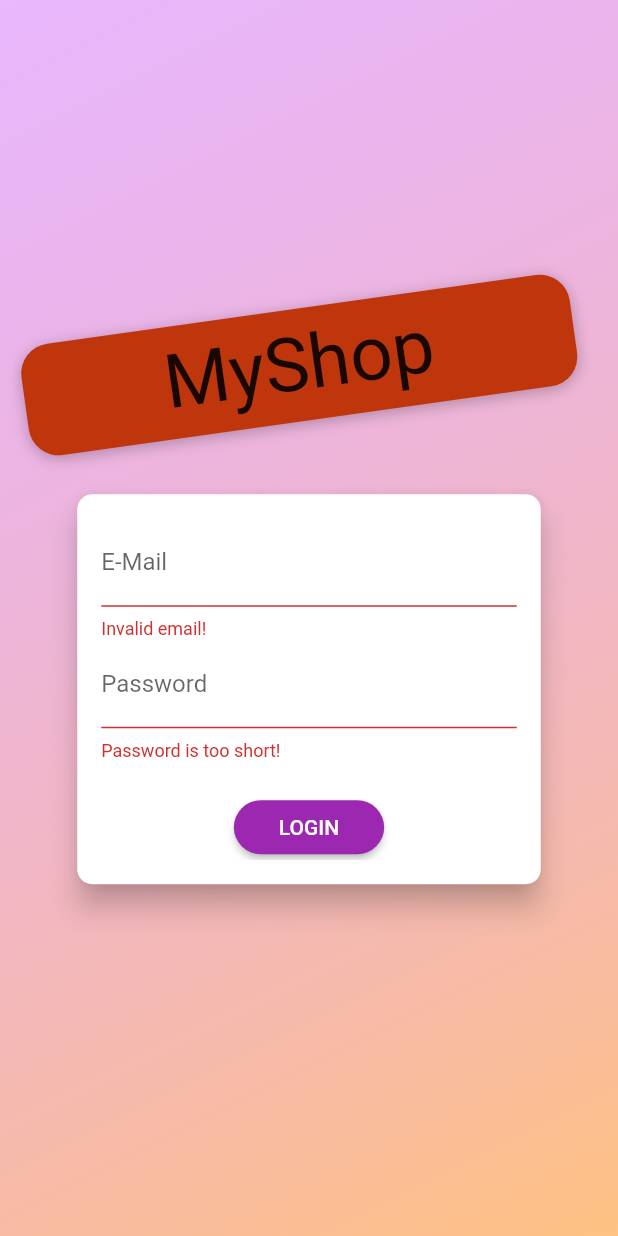
After one commit to aravindsputhoor/shopapp_flutter, a Flutter app: the AuthScreen screen opened directly, after a tap on "LOGIN", on a phone screen of 412 x 824 dp. The commit adds this screen. Run offline on Flutter 3.47's test engine with Material 2 defaults, Android fonts, the phone set to English and light mode, and no system bars; network calls fail; Roboto replaces fonts that are missing (Anton).

Commit message:
Auth Start

```diff
--- a/lib/main.dart
+++ b/lib/main.dart
@@ -1,6 +1,8 @@
+import 'package:MyShop/providers/auth.dart';
 import 'package:MyShop/providers/cart.dart';
 import 'package:MyShop/providers/orders.dart';
 import 'package:MyShop/providers/products.dart';
+import 'package:MyShop/screens/auth_screen.dart';
 import 'package:MyShop/screens/edit_product_screen.dart';
 import 'package:MyShop/screens/orders_screen.dart';
 import 'package:MyShop/screens/product_detail_screen.dart';
@@ -19,6 +21,9 @@ class MyApp extends StatelessWidget {
     return MultiProvider(
       providers: [
         ChangeNotifierProvider(
+          create: (ctx) => Auth(),
+        ),
+        ChangeNotifierProvider(
           create: (ctx) => Products(),
         ),
         ChangeNotifierProvider(
@@ -34,6 +39,7 @@ class MyApp extends StatelessWidget {
           primarySwatch: Colors.purple,
           accentColor: Colors.orange,
         ),
+        // home: AuthScreen(),
         home: ProductsOverviewScreen(),
         routes: {
           ProductDetailScreen.routeName: (ctx) => ProductDetailScreen(),
--- /dev/null
+++ b/lib/providers/auth.dart
@@ -0,0 +1,39 @@
+import 'dart:convert';
+
+import 'package:flutter/widgets.dart';
+import 'package:http/http.dart' as http;
+
+class Auth with ChangeNotifier {
+  String _token;
+  DateTime _expiryDate;
+  String _userId;
+
+  Future<void> _authenticate(
+      String email, String password, String urlSegment) async {
+    try {
+      final url =
+          'https://identitytoolkit.googleapis.com/v1/accounts:$urlSegment?key=AIzaSyAs4dLsSLR9OZvydKl6yhrJy1SnAj69PVE';
+      final response = await http.post(
+        url,
+        body: jsonEncode({
+          'email': email,
+          'password': password,
+          'returnSecureToken': true,
+        }),
+      );
+
+      final responseData = json.decode(response.body);
+      if (responseData['error'] != null) {}
+    } catch (error) {
+      throw error;
+    }
+  }
+
+  Future<void> signup(String email, String password) async {
+    return _authenticate(email, password, 'signUp');
+  }
+
+  Future<void> login(String email, String password) async {
+    return _authenticate(email, password, 'signInWithPassword');
+  }
+}
--- a/lib/providers/products.dart
+++ b/lib/providers/products.dart
@@ -101,7 +101,11 @@ class Products with ChangeNotifier {
     try {
       final response = await http.get(url);
       // print(json.decode(response.body));
+      // print('object');
       final extractedData = json.decode(response.body) as Map<String, dynamic>;
+      if (extractedData == null) {
+        return;
+      }
       final List<Product> loadedProducts = [];
       extractedData.forEach((productId, prodData) {
         loadedProducts.add(Product(
--- /dev/null
+++ b/lib/screens/auth_screen.dart
@@ -0,0 +1,233 @@
+import 'dart:math';
+
+import 'package:MyShop/providers/auth.dart';
+import 'package:flutter/material.dart';
+import 'package:provider/provider.dart';
+
+enum AuthMode { Signup, Login }
+
+class AuthScreen extends StatelessWidget {
+  static const routeName = '/auth';
+
+  @override
+  Widget build(BuildContext context) {
+    final deviceSize = MediaQuery.of(context).size;
+    // final transformConfig = Matrix4.rotationZ(-8 * pi / 180);
+    // transformConfig.translate(-10.0);
+    return Scaffold(
+      // resizeToAvoidBottomInset: false,
+      body: Stack(
+        children: <Widget>[
+          Container(
+            decoration: BoxDecoration(
+              gradient: LinearGradient(
+                colors: [
+                  Color.fromRGBO(215, 117, 255, 1).withOpacity(0.5),
+                  Color.fromRGBO(255, 188, 117, 1).withOpacity(0.9),
+                ],
+                begin: Alignment.topLeft,
+                end: Alignment.bottomRight,
+                stops: [0, 1],
+              ),
+            ),
+          ),
+          SingleChildScrollView(
+            child: Container(
+              height: deviceSize.height,
+              width: deviceSize.width,
+              child: Column(
+                mainAxisAlignment: MainAxisAlignment.center,
+                crossAxisAlignment: CrossAxisAlignment.center,
+                children: <Widget>[
+                  Flexible(
+                    child: Container(
+                      margin: EdgeInsets.only(bottom: 20.0),
+                      padding:
+                          EdgeInsets.symmetric(vertical: 8.0, horizontal: 94.0),
+                      transform: Matrix4.rotationZ(-8 * pi / 180)
+                        ..translate(-10.0),
+                      // ..translate(-10.0),
+                      decoration: BoxDecoration(
+                        borderRadius: BorderRadius.circular(20),
+                        color: Colors.deepOrange.shade900,
+                        boxShadow: [
+                          BoxShadow(
+                            blurRadius: 8,
+                            color: Colors.black26,
+                            offset: Offset(0, 2),
+                          )
+                        ],
+                      ),
+                      child: Text(
+                        'MyShop',
+                        style: TextStyle(
+                          color:
+                              Theme.of(context).accentTextTheme.headline6.color,
+                          fontSize: 50,
+                          fontFamily: 'Anton',
+                          fontWeight: FontWeight.normal,
+                        ),
+                      ),
+                    ),
+                  ),
+                  Flexible(
+                    flex: deviceSize.width > 600 ? 2 : 1,
+                    child: AuthCard(),
+                  ),
+                ],
+              ),
+            ),
+          ),
+        ],
+      ),
+    );
+  }
+}
+
+class AuthCard extends StatefulWidget {
+  const AuthCard({
+    Key key,
+  }) : super(key: key);
+
+  @override
+  _AuthCardState createState() => _AuthCardState();
+}
+
+class _AuthCardState extends State<AuthCard> {
+  final GlobalKey<FormState> _formKey = GlobalKey();
+  AuthMode _authMode = AuthMode.Login;
+  Map<String, String> _authData = {
+    'email': '',
+    'password': '',
+  };
+  var _isLoading = false;
+  final _passwordController = TextEditingController();
+
+  Future<void> _submit() async {
+    if (!_formKey.currentState.validate()) {
+      // Invalid!
+      return;
+    }
+    _formKey.currentState.save();
+    setState(() {
+      _isLoading = true;
+    });
+    if (_authMode == AuthMode.Login) {
+      // Log user in
+      await Provider.of<Auth>(context, listen: false)
+          .login(_authData['email'], _authData['password']);
+    } else {
+      // Sign user up
+      await Provider.of<Auth>(context, listen: false)
+          .signup(_authData['email'], _authData['password']);
+    }
+    setState(() {
+      _isLoading = false;
+    });
+  }
+
+  void _switchAuthMode() {
+    if (_authMode == AuthMode.Login) {
+      setState(() {
+        _authMode = AuthMode.Signup;
+      });
+    } else {
+      setState(() {
+        _authMode = AuthMode.Login;
+      });
+    }
+  }
+
+  @override
+  Widget build(BuildContext context) {
+    final deviceSize = MediaQuery.of(context).size;
+    return Card(
+      shape: RoundedRectangleBorder(
+        borderRadius: BorderRadius.circular(10.0),
+      ),
+      elevation: 8.0,
+      child: Container(
+        height: _authMode == AuthMode.Signup ? 320 : 260,
+        constraints:
+            BoxConstraints(minHeight: _authMode == AuthMode.Signup ? 320 : 260),
+        width: deviceSize.width * 0.75,
+        padding: EdgeInsets.all(16.0),
+        child: Form(
+          key: _formKey,
+          child: SingleChildScrollView(
+            child: Column(
+              children: <Widget>[
+                TextFormField(
+                  decoration: InputDecoration(labelText: 'E-Mail'),
+                  keyboardType: TextInputType.emailAddress,
+                  validator: (value) {
+                    if (value.isEmpty || !value.contains('@')) {
+                      return 'Invalid email!';
+                    }
+                    return null;
+                    return null;
+                  },
+                  onSaved: (value) {
+                    _authData['email'] = value;
+                  },
+                ),
+                TextFormField(
+                  decoration: InputDecoration(labelText: 'Password'),
+                  obscureText: true,
+                  controller: _passwordController,
+                  validator: (value) {
+                    if (value.isEmpty || value.length < 5) {
+                      return 'Password is too short!';
+                    }
+                  },
+                  onSaved: (value) {
+                    _authData['password'] = value;
+                  },
+                ),
+                if (_authMode == AuthMode.Signup)
+                  TextFormField(
+                    enabled: _authMode == AuthMode.Signup,
+                    decoration: InputDecoration(labelText: 'Confirm Password'),
+                    obscureText: true,
+                    validator: _authMode == AuthMode.Signup
+                        ? (value) {
+                            if (value != _passwordController.text) {
+                              return 'Passwords do not match!';
+                            }
+                          }
+                        : null,
+                  ),
+                SizedBox(
+                  height: 20,
+                ),
+                if (_isLoading)
+                  CircularProgressIndicator()
+                else
+                  RaisedButton(
+                    child:
+                        Text(_authMode == AuthMode.Login ? 'LOGIN' : 'SIGN UP'),
+                    onPressed: _submit,
+                    shape: RoundedRectangleBorder(
+                      borderRadius: BorderRadius.circular(30),
+                    ),
+                    padding:
+                        EdgeInsets.symmetric(horizontal: 30.0, vertical: 8.0),
+                    color: Theme.of(context).primaryColor,
+                    textColor: Theme.of(context).primaryTextTheme.button.color,
+                  ),
+                FlatButton(
+                  child: Text(
+                      '${_authMode == AuthMode.Login ? 'SIGNUP' : 'LOGIN'} INSTEAD'),
+                  onPressed: _switchAuthMode,
+                  padding: EdgeInsets.symmetric(horizontal: 30.0, vertical: 4),
+                  materialTapTargetSize: MaterialTapTargetSize.shrinkWrap,
+                  textColor: Theme.of(context).primaryColor,
+                ),
+              ],
+            ),
+          ),
+        ),
+      ),
+    );
+  }
+}
--- a/lib/widgets/cart_item.dart
+++ b/lib/widgets/cart_item.dart
@@ -34,13 +34,13 @@ class CartItem extends StatelessWidget {
             title: Text('Are You Sure?'),
             content: Text('Do you want to remove the item from the cart?'),
             actions: [
-              FlatButton(
+              TextButton(
                 onPressed: () {
                   Navigator.of(ctx).pop(false);
                 },
                 child: Text('No'),
               ),
-              FlatButton(
+              TextButton(
                 onPressed: () {
                   Navigator.of(ctx).pop(true);
                 },
```
Also changed, not shown: lib/models/http_exception.dart (added, +11 -0 lines), lib/providers/orders.dart (+48 -2 lines), lib/providers/product.dart (+23 -1 lines), lib/screens/cart_screen.dart (+38 -11 lines), lib/screens/orders_screen.dart (+47 -5 lines), 1 other file.
